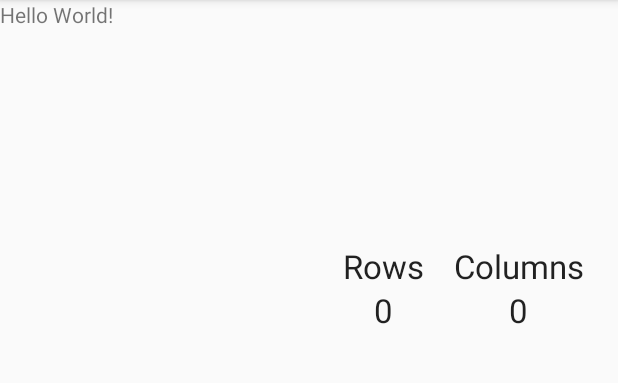
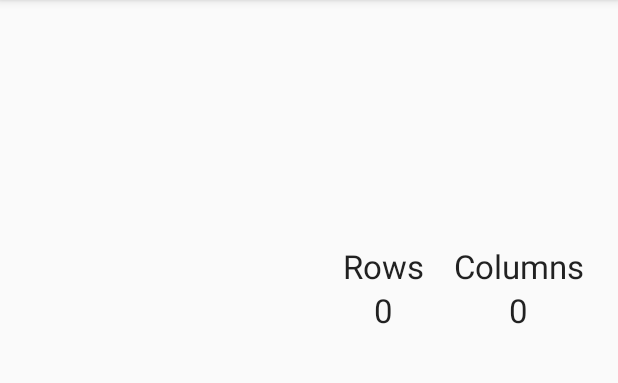
Before and after one commit to Kritten/touchpivot, an Android app: the screen it shows after launch (MainActivity), on a phone screen of 412 x 824 dp, the part 84-467 px from its top. Run offline under Robolectric (Android 15) with nearby library versions, the phone set to English and light mode, and no system bars; libraries missing offline, so code that uses them is left out: com.github.mikephil.charting; 5 statements that could not run were skipped.

Commit message:
removed hello world view from main activity

```diff
--- a/app/src/main/res/layout/activity_main.xml
+++ b/app/src/main/res/layout/activity_main.xml
@@ -13,12 +13,6 @@
         android:layout_width="match_parent"
         android:layout_height="match_parent"
         android:layout_weight="1">
-
-        <TextView
-            android:id="@+id/textViewListItem"
-            android:layout_width="match_parent"
-            android:layout_height="match_parent"
-            android:text="Hello World!" />
 
         <Button
             android:id="@+id/fan_menu_button"
```
